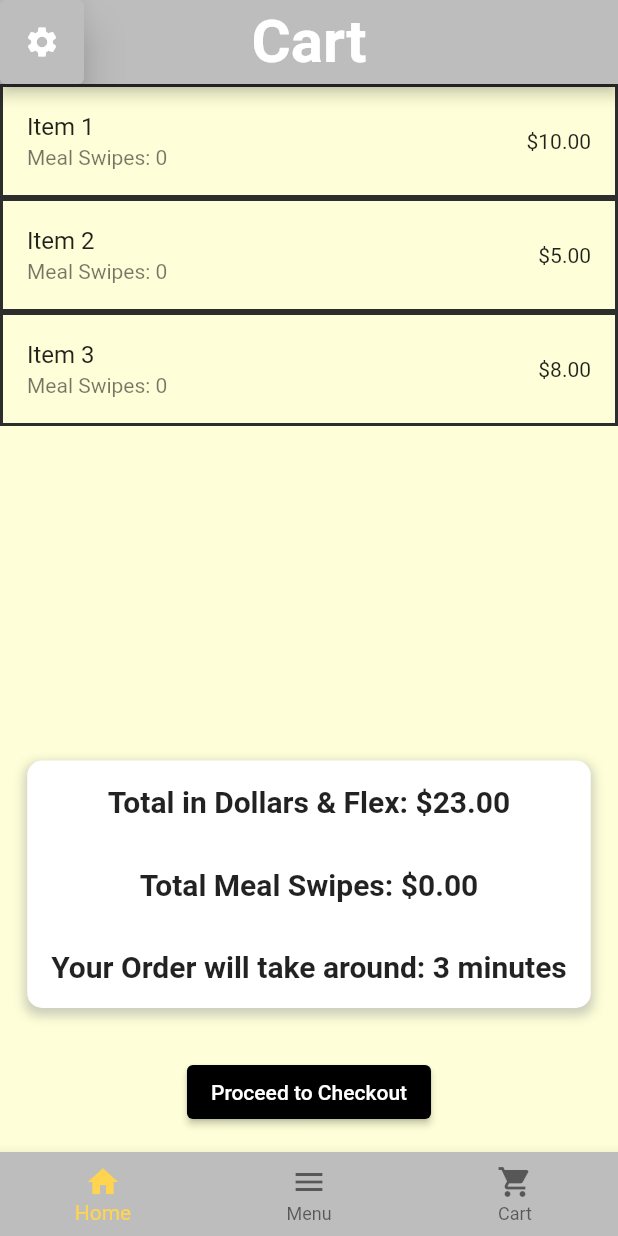
After one commit to cscprof/CSC483_2023_Team1, a Flutter app: the screen it shows after launch, item 3 of the bottom bar chosen, on a phone screen of 412 x 824 dp. The commit adds this screen. Run offline on Flutter 3.47's test engine with Material 2 defaults, Android fonts, the phone set to English and light mode, and no system bars; our stand-ins replace firebase_core, firebase_database; accounts and stored records are empty.

Commit message:
Cart Page

```diff
--- a/lib/main.dart
+++ b/lib/main.dart
@@ -8,6 +8,7 @@ import 'screens/login.dart';
 import 'screens/home.dart';
 import 'screens/order.dart';
 import 'screens/settings.dart';
+import 'screens/cart.dart';
 
 // -------------------- RUN TO WORK WITH DATABASE ----------------- //
 // Future<void> main() async {
--- /dev/null
+++ b/lib/screens/cart.dart
@@ -0,0 +1,186 @@
+import 'package:flutter/material.dart';
+import 'settings.dart'; // Import the Order.dart file
+import 'widgets/HeaderBar.dart';
+import 'widgets/BottomBar.dart';
+import 'dart:math';
+
+
+
+class CartPage extends StatefulWidget {
+  final List<CartItem> cartItems;
+
+  const CartPage({super.key, required this.cartItems});
+
+  @override
+  // ignore: library_private_types_in_public_api
+  _CartPageState createState() => _CartPageState();
+}
+
+class CartItem {
+  final String name;
+  final double priceInDollars;
+  final int mealSwipes; // New property for meal swipes
+
+  CartItem({required this.name, required this.priceInDollars, required this.mealSwipes});
+}
+
+class _CartPageState extends State<CartPage> {
+
+String calculateEstimatedTime() {
+    // Assuming a base time for each item and a random factor for variety
+    int baseTimePerItem = 1; // in minutes
+    int randomFactor = Random().nextInt(10); // Random factor between 0 and 10 minutes
+
+    int totalItems = widget.cartItems.length;
+    int estimatedTime = totalItems * baseTimePerItem + randomFactor;
+
+    return estimatedTime.toString();
+  }
+
+  @override
+  Widget build(BuildContext context) {
+    double total = 0;
+    double calculateTotalMealSwipes = 0;
+
+    // Calculate the total price of items in the cart
+    widget.cartItems.forEach((item) {
+      total += item.priceInDollars;
+     });
+// calculate for meal swipes
+widget.cartItems.forEach((item) {
+  calculateTotalMealSwipes += item.mealSwipes;
+});
+
+    return MaterialApp(
+  home: Scaffold(
+    backgroundColor: const Color(0xffFEFFD8),
+    appBar: TopAppBar(AppBar(), "Cart"),
+    body: Column(
+      children: [
+        Expanded(
+          child: ListView.builder(
+            itemCount: widget.cartItems.length,
+            itemBuilder: (context, index) {
+              final item = widget.cartItems[index];
+              return Column(
+                children: [
+                  Container(
+                    decoration: BoxDecoration(
+                      border: Border.all(
+                        width: 2,
+                        color: const Color(0xff2D2D2D),
+
+                      ),
+                      //borderRadius: const BorderRadius.all(Radius.circular(8)), // Optional: Rounded corners
+                    ),
+                    child: ListTile(
+                      title: Text(item.name),
+                      subtitle: Column(
+                        crossAxisAlignment: CrossAxisAlignment.start,
+                        children: [
+                          //Text('Quantity: ${item.quantity}'),
+                          //Text('Price in Dollars & Flex: \$${item.priceInDollars.toStringAsFixed(2)}'),
+                          //Text('Price in Flex: ${item.priceInDollars.toStringAsFixed(2)} Flex'),
+                          Text('Meal Swipes: ${item.mealSwipes}'),
+                        ],
+                      ),
+                      trailing: Text('\$${item.priceInDollars.toStringAsFixed(2)}'),
+
+                    ),
+                  ),
+                ],
+              );
+            },
+          ),
+        ),
+        Padding(
+          padding: const EdgeInsets.all(16.0),
+          child: Container(
+            decoration: BoxDecoration(
+              color: Colors.white,
+              borderRadius: BorderRadius.circular(10.0),
+              boxShadow: [
+                BoxShadow(
+                  color: Colors.grey.withOpacity(0.5),
+                  spreadRadius: 2,
+                  blurRadius: 5,
+                  offset: const Offset(0, 3),
+                ),
+              ],
+            ),
+            child: Column(
+              children: [
+        Padding(
+          padding: const EdgeInsets.all(16.0),
+          child: Text(
+            'Total in Dollars & Flex: \$${total.toStringAsFixed(2)}',
+            style: const TextStyle(fontSize: 20, fontWeight: FontWeight.bold),
+          ),
+        ),
+
+        Padding(
+          padding: const EdgeInsets.all(16.0),
+          child: Text(
+            'Total Meal Swipes: \$${calculateTotalMealSwipes.toStringAsFixed(2)}',
+            style: const TextStyle(fontSize: 20, fontWeight: FontWeight.bold),
+          ),
+        ),
+
+        Padding(
+          padding: const EdgeInsets.all(16.0),
+          child: Text(
+            'Your Order will take around: ${calculateEstimatedTime()} minutes',
+                style: const TextStyle(fontSize: 20, fontWeight: FontWeight.bold),
+              ),
+            ),
+          ],
+        ),
+      ),
+    ),
+
+        Padding(
+          padding: const EdgeInsets.all(16.0),
+          child: ElevatedButton(
+            onPressed: () {
+      // Implement the functionality to proceed to checkout
+      // You can navigate to a checkout page or perform any other action
+      // based on the items in the cart.
+      // For simplicity, let's just print a message for now.
+      //print('Proceed to Checkout');
+                },
+            style: ElevatedButton.styleFrom(
+            backgroundColor: Colors.black, // Set the background color to black
+          ),
+            child: const Text('Proceed to Checkout',
+            style: TextStyle(color: Colors.white), // Set the text color to white
+            ),
+          ),
+        ),
+
+      ],
+    ),
+    bottomNavigationBar: BottomBar(AppBar(), WhichPage.home),
+  ),
+);
+
+  }
+}
+
+//void main() {
+//   runApp(MaterialApp(
+//     home: CartPage(
+//       cartItems: [
+//         CartItem(name: 'Item 1', quantity: 2, price: 10.0),
+//         CartItem(name: 'Item 2', quantity: 1, price: 5.0),
+//         CartItem(name: 'Item 3', quantity: 3, price: 8.0),
+//       ],
+//     ),
+//   ));
+// }
+
+//
+//  run your page
+//  get information by calling one of my functions
+//     - async : sit in idle and wait till information is gathered
+//     - ryan will return the information to you when its all gathered
+//  you will do what you want with the informaion using JSON filing stuff
--- a/lib/screens/widgets/BottomBar.dart
+++ b/lib/screens/widgets/BottomBar.dart
@@ -7,9 +7,11 @@
 
 -------------------------------------------------------------- */
 
+import 'package:brig_project/screens/cart.dart';
 import 'package:brig_project/screens/home.dart';
 import 'package:brig_project/screens/order.dart';
 import 'package:flutter/material.dart';
+import 'package:brig_project/screens/cart.dart';
 import 'package:flutter/services.dart';
 
 
@@ -42,7 +44,15 @@ class BottomBar extends StatelessWidget implements PreferredSizeWidget {
               MaterialPageRoute(builder: (context) => const HomePage())
             );
           } else if (value == 2) {
-            print("Cart BTN clicked!");
+            Navigator.push(
+              context,
+              MaterialPageRoute(builder: (context) => CartPage(cartItems: [
+                  CartItem(name: 'Item 1', priceInDollars: 10.0, mealSwipes: 0),
+                  CartItem(name: 'Item 2', priceInDollars: 5.0, mealSwipes: 0),
+                  CartItem(name: 'Item 3', priceInDollars: 8.0, mealSwipes: 0),
+                ],)
+              )
+            );
           } else if (value == 1) {
             Navigator.push(
               context,
```
